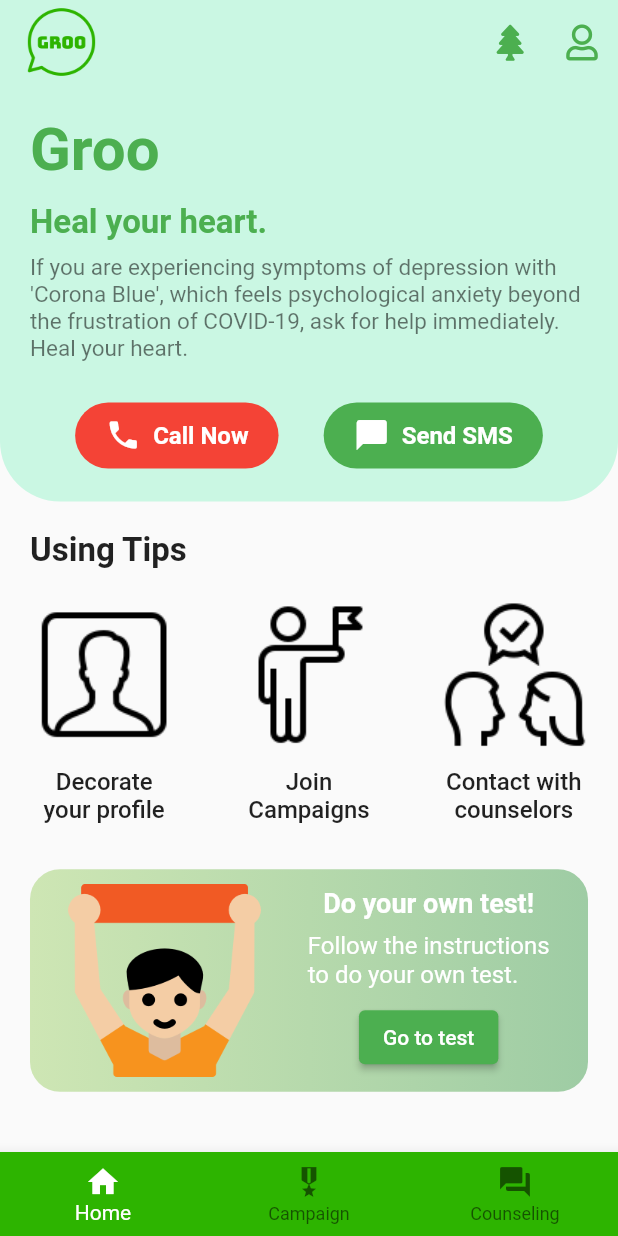
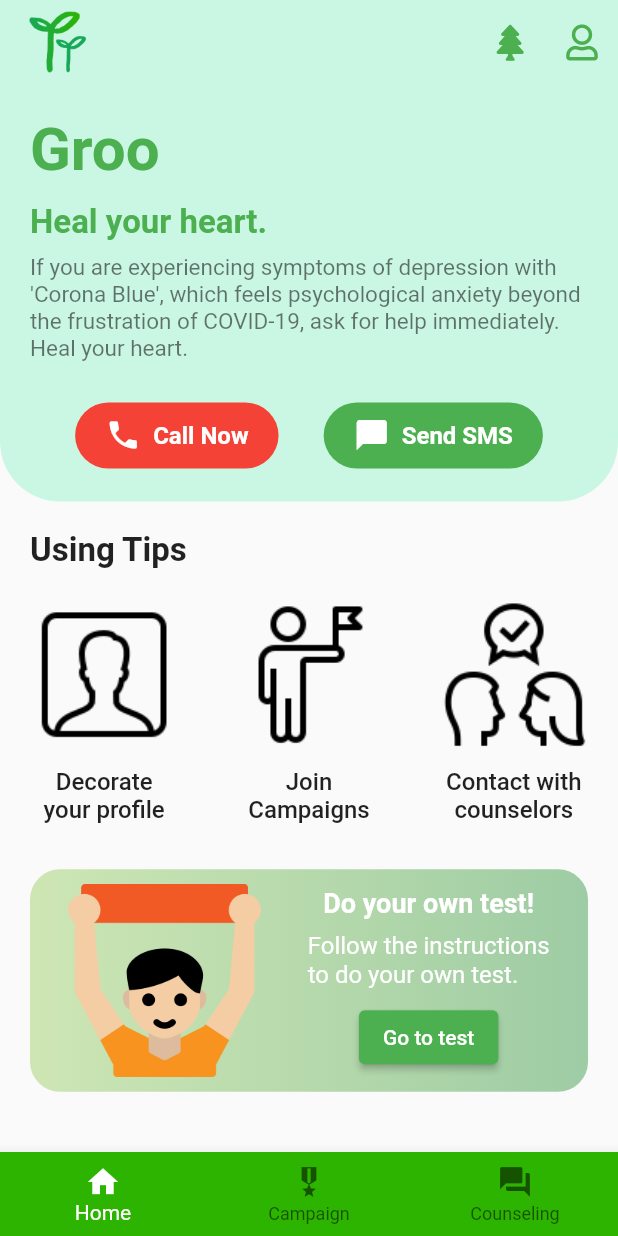
Before and after one commit to DSCHUFS/DSC-Solution-Challenge-2021-Groo, a Flutter app: the screen it shows once a user with an empty profile is signed in, on a phone screen of 412 x 824 dp. Run offline on Flutter 3.47's test engine with Material 2 defaults, Android fonts, the phone set to English and light mode, and no system bars; our stand-ins replace cloud_firestore, firebase_auth, firebase_core, flutter_speed_dial, font_awesome_flutter, google_sign_in; missing offline and left inert: firebase_image, flutter_login_facebook, twitter_login; accounts and stored records are empty.

Commit message:
Fix home icon

```diff
--- a/groo/lib/screens/home_screen.dart
+++ b/groo/lib/screens/home_screen.dart
@@ -21,8 +21,8 @@ class _HomeScreenState extends State<HomeScreen> {
         backgroundColor: Color(0xffcaf7e3),
         elevation: 0,
         title: Image.asset(
-          'assets/text_logo.png',
-          width: 50,
+          'assets/picture_logo.png',
+          width: 45,
         ),
         centerTitle: false,
         actions: [
```
